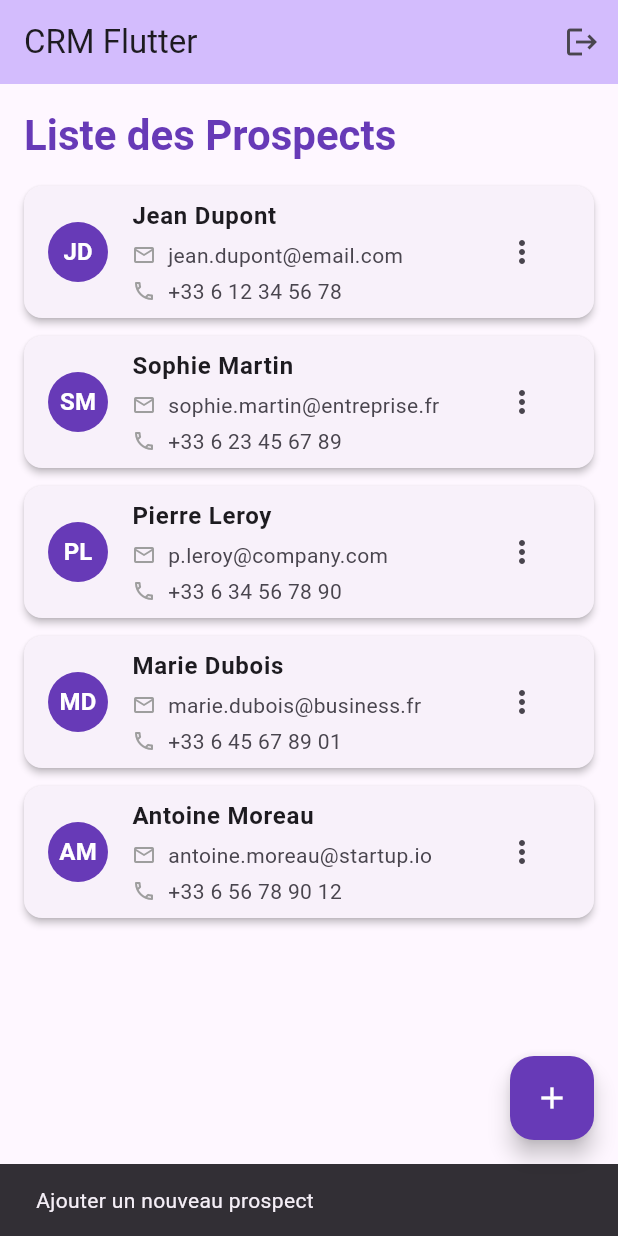
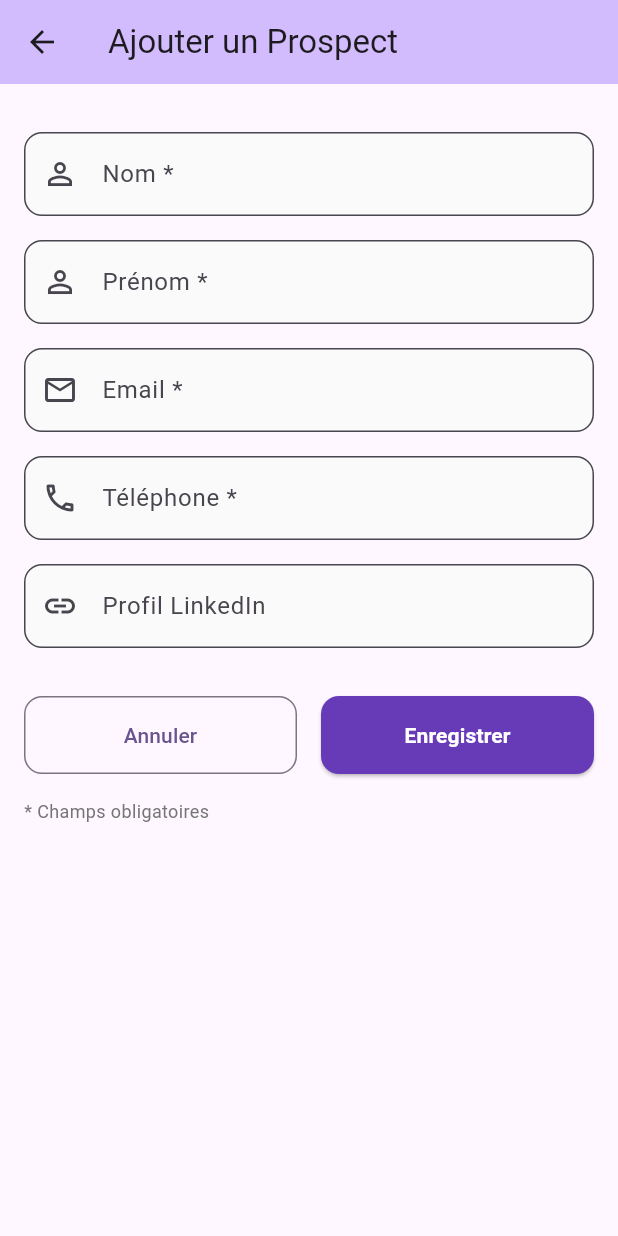
Before and after one commit to nrouelle/nr-crm-flutter, a Flutter app: the screen it shows once a user with an empty profile is signed in, after a tap on the "add" icon, on a phone screen of 412 x 824 dp. Run offline on Flutter 3.47's test engine with Material 3 defaults, Android fonts, the phone set to English and light mode, and no system bars; our stand-ins replace firebase_auth, firebase_core; accounts and stored records are empty.

Commit message:
add edit and detail prospect pages

```diff
--- /dev/null
+++ b/lib/pages/add_prospect_page.dart
@@ -0,0 +1,230 @@
+import 'package:flutter/material.dart';
+
+class AddProspectPage extends StatefulWidget {
+  const AddProspectPage({super.key});
+
+  @override
+  State<AddProspectPage> createState() => _AddProspectPageState();
+}
+
+class _AddProspectPageState extends State<AddProspectPage> {
+  final _formKey = GlobalKey<FormState>();
+  final _nomController = TextEditingController();
+  final _prenomController = TextEditingController();
+  final _emailController = TextEditingController();
+  final _telephoneController = TextEditingController();
+  final _linkedinController = TextEditingController();
+
+  @override
+  void dispose() {
+    _nomController.dispose();
+    _prenomController.dispose();
+    _emailController.dispose();
+    _telephoneController.dispose();
+    _linkedinController.dispose();
+    super.dispose();
+  }
+
+  void _saveProspect() {
+    if (_formKey.currentState!.validate()) {
+      // TODO: Implement saving prospect
+      final prospectData = {
+        'nom': _nomController.text.trim(),
+        'prenom': _prenomController.text.trim(),
+        'email': _emailController.text.trim(),
+        'telephone': _telephoneController.text.trim(),
+        'linkedin': _linkedinController.text.trim(),
+      };
+
+      Navigator.pop(context, prospectData);
+
+      ScaffoldMessenger.of(context).showSnackBar(
+        const SnackBar(
+          content: Text('Prospect ajouté avec succès'),
+          backgroundColor: Colors.green,
+        ),
+      );
+    }
+  }
+
+  @override
+  Widget build(BuildContext context) {
+    return Scaffold(
+      appBar: AppBar(
+        title: const Text('Ajouter un Prospect'),
+        backgroundColor: Theme.of(context).colorScheme.inversePrimary,
+      ),
+      body: SingleChildScrollView(
+        padding: const EdgeInsets.all(16.0),
+        child: Form(
+          key: _formKey,
+          child: Column(
+            crossAxisAlignment: CrossAxisAlignment.stretch,
+            children: [
+              const SizedBox(height: 16),
+
+              // Nom
+              TextFormField(
+                controller: _nomController,
+                decoration: InputDecoration(
+                  labelText: 'Nom *',
+                  prefixIcon: const Icon(Icons.person_outline),
+                  border: OutlineInputBorder(
+                    borderRadius: BorderRadius.circular(12),
+                  ),
+                  filled: true,
+                  fillColor: Colors.grey[50],
+                ),
+                validator: (value) {
+                  if (value == null || value.trim().isEmpty) {
+                    return 'Veuillez saisir le nom';
+                  }
+                  return null;
+                },
+              ),
+              const SizedBox(height: 16),
+
+              // Prénom
+              TextFormField(
+                controller: _prenomController,
+                decoration: InputDecoration(
+                  labelText: 'Prénom *',
+                  prefixIcon: const Icon(Icons.person_outline),
+                  border: OutlineInputBorder(
+                    borderRadius: BorderRadius.circular(12),
+                  ),
+                  filled: true,
+                  fillColor: Colors.grey[50],
+                ),
+                validator: (value) {
+                  if (value == null || value.trim().isEmpty) {
+                    return 'Veuillez saisir le prénom';
+                  }
+                  return null;
+                },
+              ),
+              const SizedBox(height: 16),
+
+              // Email
+              TextFormField(
+                controller: _emailController,
+                keyboardType: TextInputType.emailAddress,
+                decoration: InputDecoration(
+                  labelText: 'Email *',
+                  prefixIcon: const Icon(Icons.email_outlined),
+                  border: OutlineInputBorder(
+                    borderRadius: BorderRadius.circular(12),
+                  ),
+                  filled: true,
+                  fillColor: Colors.grey[50],
+                ),
+                validator: (value) {
+                  if (value == null || value.trim().isEmpty) {
+                    return 'Veuillez saisir l\'email';
+                  }
+                  if (!RegExp(r'^[\w-\.]+@([\w-]+\.)+[\w-]{2,4}$').hasMatch(value)) {
+                    return 'Veuillez saisir un email valide';
+                  }
+                  return null;
+                },
+              ),
+              const SizedBox(height: 16),
+
+              // Téléphone
+              TextFormField(
+                controller: _telephoneController,
+                keyboardType: TextInputType.phone,
+                decoration: InputDecoration(
+                  labelText: 'Téléphone *',
+                  prefixIcon: const Icon(Icons.phone_outlined),
+                  border: OutlineInputBorder(
+                    borderRadius: BorderRadius.circular(12),
+                  ),
+                  filled: true,
+                  fillColor: Colors.grey[50],
+                ),
+                validator: (value) {
+                  if (value == null || value.trim().isEmpty) {
+                    return 'Veuillez saisir le téléphone';
+                  }
+                  return null;
+                },
+              ),
+              const SizedBox(height: 16),
+
+              // LinkedIn
+              TextFormField(
+                controller: _linkedinController,
+                decoration: InputDecoration(
+                  labelText: 'Profil LinkedIn',
+                  prefixIcon: const Icon(Icons.link_outlined),
+                  border: OutlineInputBorder(
+                    borderRadius: BorderRadius.circular(12),
+                  ),
+                  filled: true,
+                  fillColor: Colors.grey[50],
+                  hintText: 'https://linkedin.com/in/profil',
+                ),
+                validator: (value) {
+                  if (value != null && value.isNotEmpty && !value.contains('linkedin.com')) {
+                    return 'Veuillez saisir un lien LinkedIn valide';
+                  }
+                  return null;
+                },
+              ),
+              const SizedBox(height: 32),
+
+              // Boutons
+              Row(
+                children: [
+                  Expanded(
+                    child: OutlinedButton(
+                      onPressed: () {
+                        Navigator.pop(context);
+                      },
+                      style: OutlinedButton.styleFrom(
+                        padding: const EdgeInsets.symmetric(vertical: 16),
+                        shape: RoundedRectangleBorder(
+                          borderRadius: BorderRadius.circular(12),
+                        ),
+                      ),
+                      child: const Text('Annuler'),
+                    ),
+                  ),
+                  const SizedBox(width: 16),
+                  Expanded(
+                    child: ElevatedButton(
+                      onPressed: _saveProspect,
+                      style: ElevatedButton.styleFrom(
+                        backgroundColor: Colors.deepPurple,
+                        foregroundColor: Colors.white,
+                        padding: const EdgeInsets.symmetric(vertical: 16),
+                        shape: RoundedRectangleBorder(
+                          borderRadius: BorderRadius.circular(12),
+                        ),
+                      ),
+                      child: const Text(
+                        'Enregistrer',
+                        style: TextStyle(fontWeight: FontWeight.w600),
+                      ),
+                    ),
+                  ),
+                ],
+              ),
+              const SizedBox(height: 16),
+
+              // Note
+              Text(
+                '* Champs obligatoires',
+                style: TextStyle(
+                  color: Colors.grey[600],
+                  fontSize: 12,
+                ),
+              ),
+            ],
+          ),
+        ),
+      ),
+    );
+  }
+}
--- a/lib/pages/prospects_page.dart
+++ b/lib/pages/prospects_page.dart
@@ -1,17 +1,21 @@
 import 'package:flutter/material.dart';
 import 'package:firebase_auth/firebase_auth.dart';
+import 'add_prospect_page.dart';
+import 'prospect_detail_page.dart';
 
 class Prospect {
   final String nom;
   final String prenom;
   final String email;
   final String telephone;
+  final String? linkedin;
 
   Prospect({
     required this.nom,
     required this.prenom,
     required this.email,
     required this.telephone,
+    this.linkedin,
   });
 }
 
@@ -31,30 +35,35 @@ class _ProspectsPageState extends State<ProspectsPage> {
       prenom: 'Jean',
       email: 'jean.dupont@email.com',
       telephone: '+33 6 12 34 56 78',
+      linkedin: 'https://linkedin.com/in/jean-dupont',
     ),
     Prospect(
       nom: 'Martin',
       prenom: 'Sophie',
       email: 'sophie.martin@entreprise.fr',
       telephone: '+33 6 23 45 67 89',
+      linkedin: 'https://linkedin.com/in/sophie-martin',
     ),
     Prospect(
       nom: 'Leroy',
       prenom: 'Pierre',
       email: 'p.leroy@company.com',
       telephone: '+33 6 34 56 78 90',
+      linkedin: 'https://linkedin.com/in/pierre-leroy',
     ),
     Prospect(
       nom: 'Dubois',
       prenom: 'Marie',
       email: 'marie.dubois@business.fr',
       telephone: '+33 6 45 67 89 01',
+      linkedin: 'https://linkedin.com/in/marie-dubois',
     ),
     Prospect(
       nom: 'Moreau',
       prenom: 'Antoine',
       email: 'antoine.moreau@startup.io',
       telephone: '+33 6 56 78 90 12',
+      linkedin: 'https://linkedin.com/in/antoine-moreau',
     ),
   ];
 
@@ -95,7 +104,16 @@ class _ProspectsPageState extends State<ProspectsPage> {
                   return Card(
                     margin: const EdgeInsets.only(bottom: 12),
                     elevation: 2,
-                    child: ListTile(
+                    child: InkWell(
+                      onTap: () {
+                        Navigator.push(
+                          context,
+                          MaterialPageRoute(
+                            builder: (context) => ProspectDetailPage(prospect: prospect),
+                          ),
+                        );
+                      },
+                      child: ListTile(
                       leading: CircleAvatar(
                         backgroundColor: Colors.deepPurple,
                         child: Text(
@@ -210,6 +228,7 @@ class _ProspectsPageState extends State<ProspectsPage> {
                         ],
                       ),
                     ),
+                      ),
                   );
                 },
               ),
@@ -218,12 +237,26 @@ class _ProspectsPageState extends State<ProspectsPage> {
         ),
       ),
       floatingActionButton: FloatingActionButton(
-        onPressed: () {
-          ScaffoldMessenger.of(context).showSnackBar(
-            const SnackBar(
-              content: Text('Ajouter un nouveau prospect'),
+        onPressed: () async {
+          final result = await Navigator.push(
+            context,
+            MaterialPageRoute(
+              builder: (context) => const AddProspectPage(),
             ),
           );
+
+          if (result != null) {
+            // TODO: Ajouter le nouveau prospect à la liste
+            setState(() {
+              prospects.add(Prospect(
+                nom: result['nom'],
+                prenom: result['prenom'],
+                email: result['email'],
+                telephone: result['telephone'],
+                linkedin: result['linkedin'].isEmpty ? null : result['linkedin'],
+              ));
+            });
+          }
         },
         backgroundColor: Colors.deepPurple,
         child: const Icon(Icons.add, color: Colors.white),
```
Also changed, not shown: lib/pages/prospect_detail_page.dart (added, +319 -0 lines).
